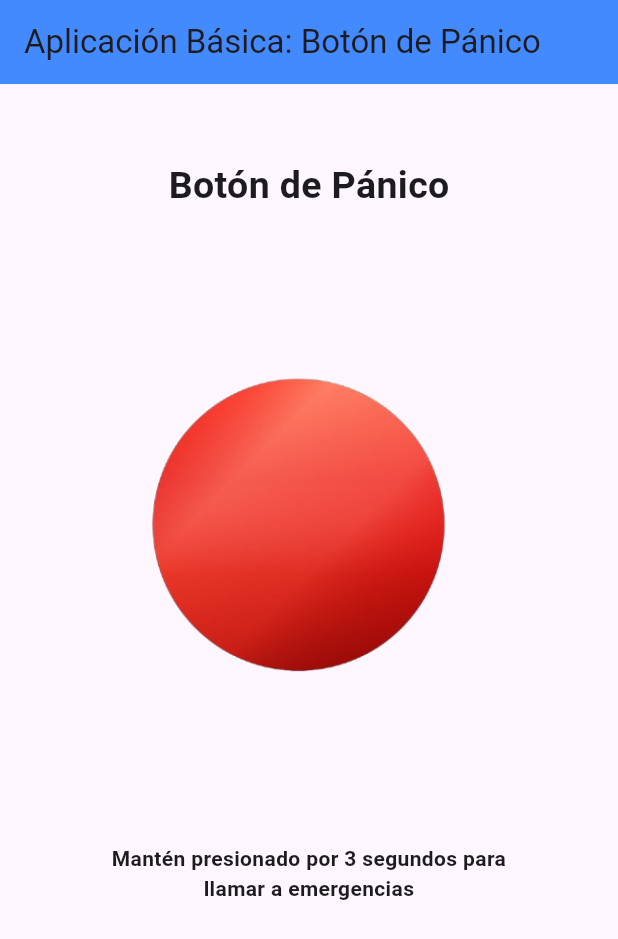
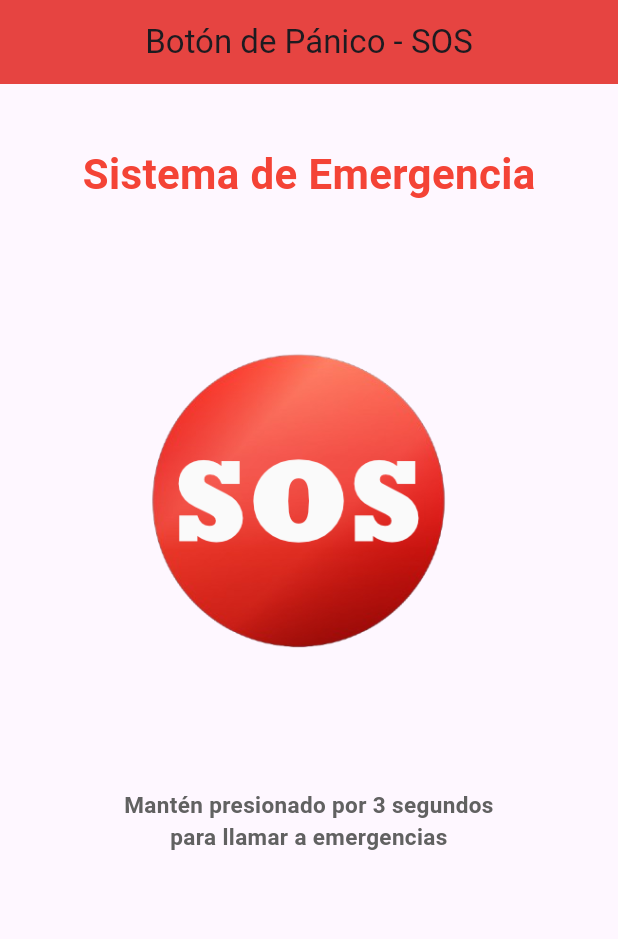
Before and after one commit to dorkzos/grupo10_proyectoFlutter_basico, a Flutter app: the screen it shows after launch, on a phone screen of 412 x 824 dp. Shown: the top 939 px of the screen. Run offline on Flutter 3.47's test engine with Material 3 defaults, Android fonts, the phone set to English and light mode, and no system bars.

Commit message:
cambios menores

```diff
--- a/lib/main.dart
+++ b/lib/main.dart
@@ -1,5 +1,5 @@
 import 'package:flutter/material.dart';
-import 'basico_1.dart';
+import 'pantalla1_inicio_sos.dart';
 
 void main() {
   runApp(const MainApp());
--- a/lib/basico_1.dart
+++ b/lib/pantalla1_inicio_sos.dart
@@ -1,6 +1,6 @@
 import 'package:flutter/material.dart';
 import 'dart:async';
-import 'emergencia.dart';
+import 'pantalla2_Llamando.dart';
 
 class pantalla1 extends StatefulWidget {
   const pantalla1({super.key});
@@ -15,6 +15,12 @@ class _pantalla1State extends State<pantalla1> {
   Timer? timer;
   bool timerActive = false;
   bool countdownFinished = false;
+
+  @override
+  void dispose() {
+    timer?.cancel();
+    super.dispose();
+  }
 
   void startCountdown() {
     countdown = 3;
@@ -31,13 +37,14 @@ class _pantalla1State extends State<pantalla1> {
         setState(() {
           countdownFinished = true;
         });
-        print('¡LLAMAR A EMERGENCIAS!');
 
         Future.delayed(Duration(milliseconds: 500), () {
-          Navigator.push(
-            context,
-            MaterialPageRoute(builder: (context) => PantallaEmergencia()),
-          );
+          if (mounted) {
+            Navigator.push(
+              context,
+              MaterialPageRoute(builder: (context) => const Pantalla2Llamando()),
+            );
+          }
         });
       }
     });
@@ -47,23 +54,29 @@ class _pantalla1State extends State<pantalla1> {
   Widget build(BuildContext context) {
     return Scaffold(
       appBar: AppBar(
-        title: const Text('Aplicación Básica: Botón de Pánico'),
-        backgroundColor: Colors.blueAccent,
+        title: const Text('Botón de Pánico - SOS'),
+        backgroundColor: Colors.red,
+        centerTitle: true,
+        elevation: 5,
       ),
       body: Column(
         crossAxisAlignment: CrossAxisAlignment.center,
         children: [
-          SizedBox(width: 100, height: 50),
+          SizedBox(height: 40),
           Row(
             mainAxisAlignment: MainAxisAlignment.center,
             children: [
               Text(
-                'Botón de Pánico',
-                style: TextStyle(fontSize: 25, fontWeight: FontWeight.bold),
+                'Sistema de Emergencia',
+                style: TextStyle(
+                  fontSize: 28,
+                  fontWeight: FontWeight.bold,
+                  color: Colors.red,
+                ),
               ),
             ],
           ),
-          SizedBox(width: 100, height: 70),
+          SizedBox(height: 60),
           Row(
             mainAxisAlignment: MainAxisAlignment.center,
             crossAxisAlignment: CrossAxisAlignment.center,
@@ -74,7 +87,6 @@ class _pantalla1State extends State<pantalla1> {
                     isPressed = true;
                   });
                   startCountdown();
-                  print('inicio');
                 },
                 onLongPressEnd: (details) {
                   setState(() {
@@ -83,7 +95,6 @@ class _pantalla1State extends State<pantalla1> {
                   });
                   timer?.cancel();
                   timerActive = false;
-                  print('fin');
                 },
                 child: AnimatedScale(
                   duration: Duration(milliseconds: 200),
@@ -98,7 +109,17 @@ class _pantalla1State extends State<pantalla1> {
               ),
             ],
           ),
-          SizedBox(height: 50),
+          SizedBox(height: 30),
+          if (timerActive)
+            Text(
+              countdown.toString(),
+              style: TextStyle(
+                fontSize: 48,
+                fontWeight: FontWeight.bold,
+                color: Colors.red,
+              ),
+            ),
+          if (timerActive) SizedBox(height: 20),
           Row(
             children: [
               Expanded(flex: 20, child: SizedBox()),
@@ -106,7 +127,11 @@ class _pantalla1State extends State<pantalla1> {
                 flex: 80,
                 child: Text(
                   'Mantén presionado por 3 segundos para llamar a emergencias',
-                  style: TextStyle(fontSize: 14, fontWeight: FontWeight.bold),
+                  style: TextStyle(
+                    fontSize: 15,
+                    fontWeight: FontWeight.bold,
+                    color: Colors.grey.shade700,
+                  ),
                   textAlign: TextAlign.center,
                 ),
               ),
```
Also changed, not shown: lib/emergencia.dart (deleted, +0 -89 lines), lib/pantalla2_Llamando.dart (added, +130 -0 lines), assets/img/botoncito.png, 2 other files.
